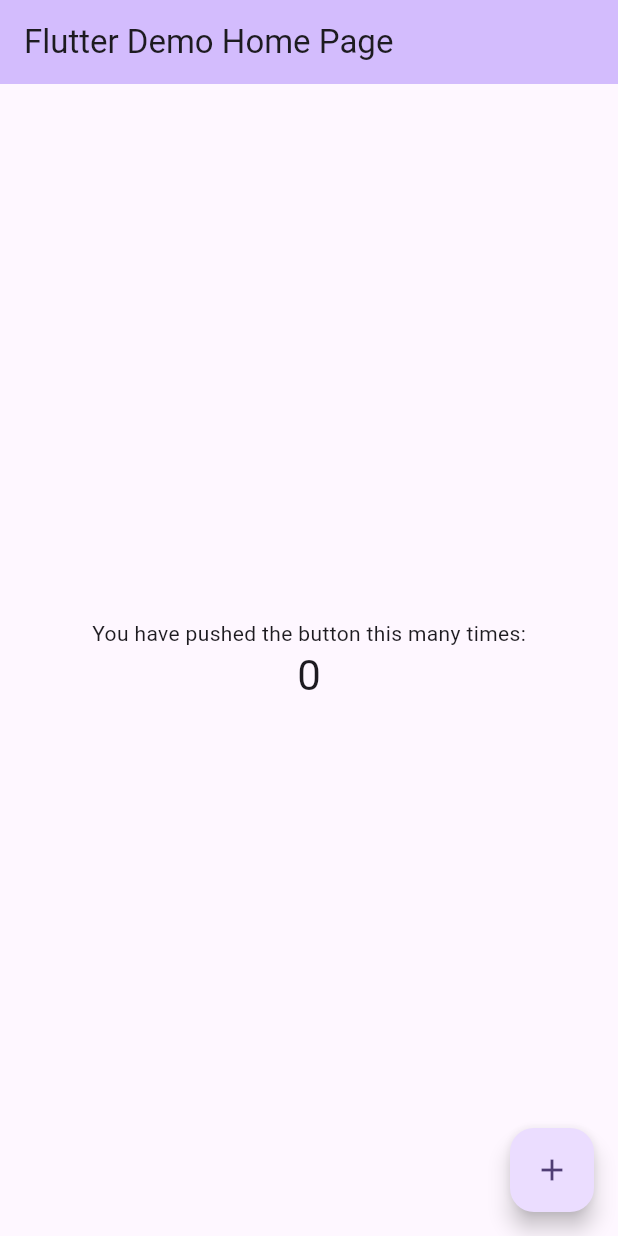
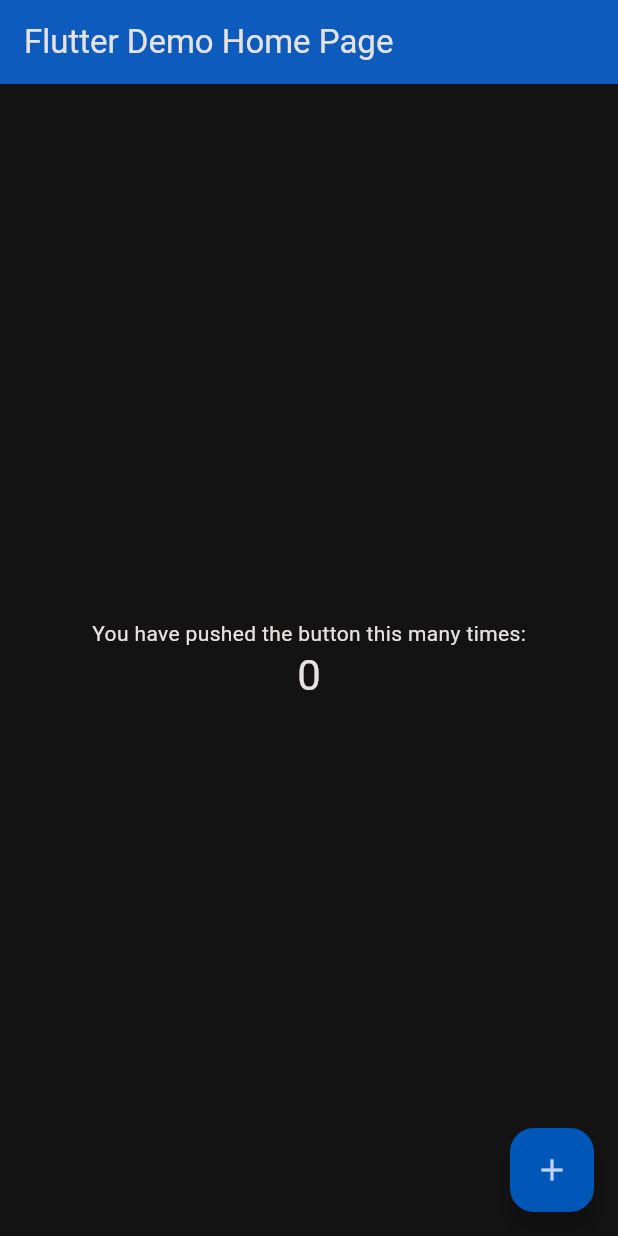
Before and after one commit to adrielmoreno/bestly, a Flutter app: the screen it shows after launch, on a phone screen of 412 x 824 dp. Run offline on Flutter 3.47's test engine with Material 3 defaults, Android fonts, the phone set to English and light mode, and no system bars; our stand-ins replace google_fonts.

Commit message:
Added Styles colors

```diff
--- a/lib/main.dart
+++ b/lib/main.dart
@@ -1,4 +1,6 @@
 import 'package:flutter/material.dart';
+
+import 'presetation/common/theme/app_styles.dart';
 
 void main() {
   runApp(const MyApp());
@@ -12,10 +14,9 @@ class MyApp extends StatelessWidget {
   Widget build(BuildContext context) {
     return MaterialApp(
       title: 'Flutter Demo',
-      theme: ThemeData(
-        colorScheme: ColorScheme.fromSeed(seedColor: Colors.deepPurple),
-        useMaterial3: true,
-      ),
+      darkTheme: AppStyles.appDarkTheme,
+      theme: AppStyles.appDarkTheme,
+      // themeMode: ThemeMode.system,
       home: const MyHomePage(title: 'Flutter Demo Home Page'),
     );
   }
--- /dev/null
+++ b/lib/presetation/common/theme/app_styles.dart
@@ -0,0 +1,32 @@
+import "package:flutter/material.dart";
+
+import "color_theme.dart";
+
+class AppStyles {
+  // App Theme
+  static ThemeData appLightTheme = ThemeData(
+    colorScheme: ColorThemme.lightColorScheme,
+    useMaterial3: true,
+    appBarTheme: const AppBarTheme(surfaceTintColor: Colors.transparent),
+  ).copyWith(
+    pageTransitionsTheme: const PageTransitionsTheme(
+      builders: <TargetPlatform, PageTransitionsBuilder>{
+        TargetPlatform.android: CupertinoPageTransitionsBuilder(),
+        TargetPlatform.iOS: CupertinoPageTransitionsBuilder(),
+      },
+    ),
+  );
+
+  static ThemeData appDarkTheme = ThemeData(
+    colorScheme: ColorThemme.darkColorScheme,
+    useMaterial3: true,
+    appBarTheme: const AppBarTheme(surfaceTintColor: Colors.transparent),
+  ).copyWith(
+    pageTransitionsTheme: const PageTransitionsTheme(
+      builders: <TargetPlatform, PageTransitionsBuilder>{
+        TargetPlatform.android: CupertinoPageTransitionsBuilder(),
+        TargetPlatform.iOS: CupertinoPageTransitionsBuilder(),
+      },
+    ),
+  );
+}
--- /dev/null
+++ b/lib/presetation/common/theme/color_theme.dart
@@ -0,0 +1,101 @@
+import 'package:flutter/material.dart';
+
+class ColorThemme {
+  static const lightColorScheme = ColorScheme(
+    brightness: Brightness.light,
+    primary: Color(0xff00408b),
+    surfaceTint: Color(0xff0d5bbc),
+    onPrimary: Color(0xffffffff),
+    primaryContainer: Color(0xff0057b8),
+    onPrimaryContainer: Color(0xffbfd2ff),
+    secondary: Color(0xff006d37),
+    onSecondary: Color(0xffffffff),
+    secondaryContainer: Color(0xff2ecc71),
+    onSecondaryContainer: Color(0xff005027),
+    tertiary: Color(0xff865300),
+    onTertiary: Color(0xffffffff),
+    tertiaryContainer: Color(0xfff39c12),
+    onTertiaryContainer: Color(0xff603a00),
+    error: Color(0xffb1241a),
+    onError: Color(0xffffffff),
+    errorContainer: Color(0xffd43e30),
+    onErrorContainer: Color(0xfffffbff),
+    surface: Color(0xfffcf8f8),
+    onSurface: Color(0xff1c1b1b),
+    onSurfaceVariant: Color(0xff444748),
+    outline: Color(0xff747878),
+    outlineVariant: Color(0xffc4c7c8),
+    shadow: Color(0xff000000),
+    scrim: Color(0xff000000),
+    inverseSurface: Color(0xff313030),
+    inversePrimary: Color(0xffadc7ff),
+    primaryFixed: Color(0xffd8e2ff),
+    onPrimaryFixed: Color(0xff001a41),
+    primaryFixedDim: Color(0xffadc7ff),
+    onPrimaryFixedVariant: Color(0xff004493),
+    secondaryFixed: Color(0xff6bfe9c),
+    onSecondaryFixed: Color(0xff00210c),
+    secondaryFixedDim: Color(0xff4ae183),
+    onSecondaryFixedVariant: Color(0xff005228),
+    tertiaryFixed: Color(0xffffddb9),
+    onTertiaryFixed: Color(0xff2b1700),
+    tertiaryFixedDim: Color(0xffffb961),
+    onTertiaryFixedVariant: Color(0xff663e00),
+    surfaceDim: Color(0xffddd9d9),
+    surfaceBright: Color(0xfffcf8f8),
+    surfaceContainerLowest: Color(0xffffffff),
+    surfaceContainerLow: Color(0xfff6f3f2),
+    surfaceContainer: Color(0xfff1edec),
+    surfaceContainerHigh: Color(0xffebe7e7),
+    surfaceContainerHighest: Color(0xffe5e2e1),
+  );
+
+  static const darkColorScheme = ColorScheme(
+    brightness: Brightness.dark,
+    primary: Color(0xffadc7ff),
+    surfaceTint: Color(0xffadc7ff),
+    onPrimary: Color(0xff002e68),
+    primaryContainer: Color(0xff0057b8),
+    onPrimaryContainer: Color(0xffbfd2ff),
+    secondary: Color(0xff54e98a),
+    onSecondary: Color(0xff003919),
+    secondaryContainer: Color(0xff2ecc71),
+    onSecondaryContainer: Color(0xff005027),
+    tertiary: Color(0xffffbe70),
+    onTertiary: Color(0xff472a00),
+    tertiaryContainer: Color(0xfff39c12),
+    onTertiaryContainer: Color(0xff603a00),
+    error: Color(0xffffb4a9),
+    onError: Color(0xff690001),
+    errorContainer: Color(0xfffa5a48),
+    onErrorContainer: Color(0xff3f0000),
+    surface: Color(0xff141313),
+    onSurface: Color(0xffe5e2e1),
+    onSurfaceVariant: Color(0xffc4c7c8),
+    outline: Color(0xff8e9192),
+    outlineVariant: Color(0xff444748),
+    shadow: Color(0xff000000),
+    scrim: Color(0xff000000),
+    inverseSurface: Color(0xffe5e2e1),
+    inversePrimary: Color(0xff0d5bbc),
+    primaryFixed: Color(0xffd8e2ff),
+    onPrimaryFixed: Color(0xff001a41),
+    primaryFixedDim: Color(0xffadc7ff),
+    onPrimaryFixedVariant: Color(0xff004493),
+    secondaryFixed: Color(0xff6bfe9c),
+    onSecondaryFixed: Color(0xff00210c),
+    secondaryFixedDim: Color(0xff4ae183),
+    onSecondaryFixedVariant: Color(0xff005228),
+    tertiaryFixed: Color(0xffffddb9),
+    onTertiaryFixed: Color(0xff2b1700),
+    tertiaryFixedDim: Color(0xffffb961),
+    onTertiaryFixedVariant: Color(0xff663e00),
+    surfaceDim: Color(0xff141313),
+    surfaceBright: Color(0xff3a3939),
+    surfaceContainerLowest: Color(0xff0e0e0e),
+    surfaceContainerLow: Color(0xff1c1b1b),
+    surfaceContainer: Color(0xff201f1f),
+    surfaceContainerHigh: Color(0xff2a2a2a),
+    surfaceContainerHighest: Color(0xff353434),
+  );
+}
```
Also changed, not shown: lib/presetation/common/theme/util.dart (added, +20 -0 lines), 3 other files.
